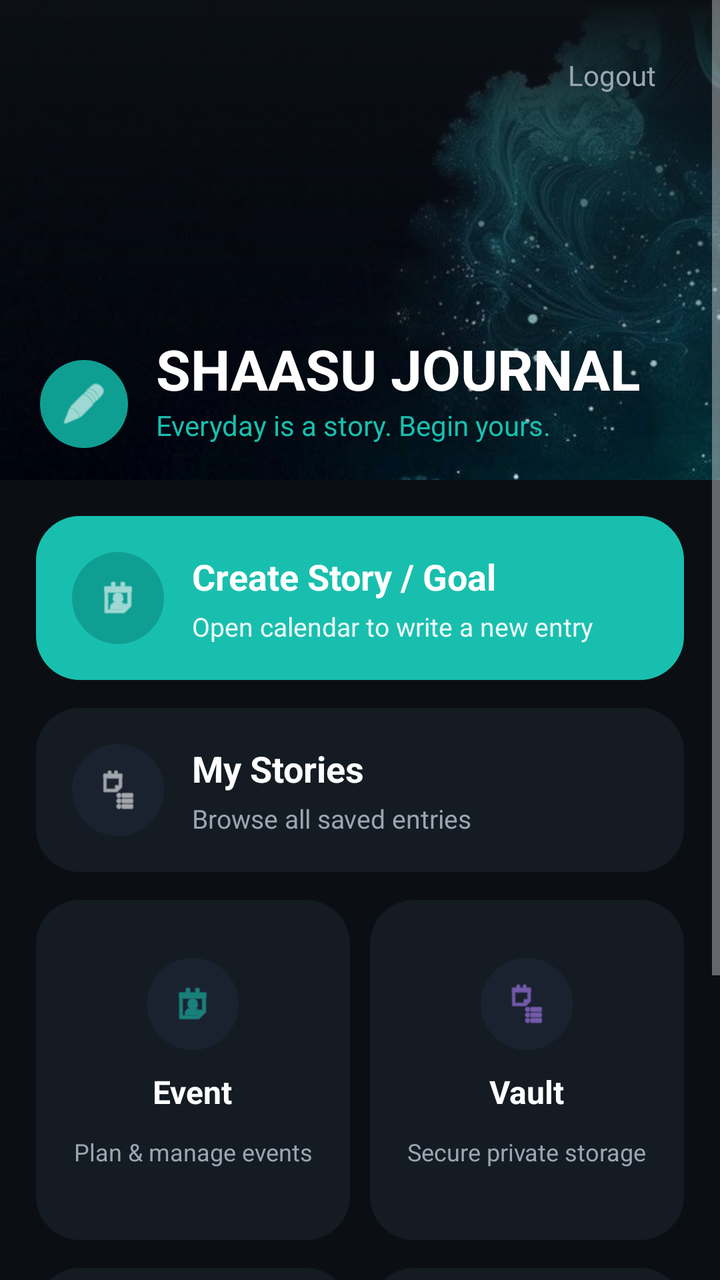
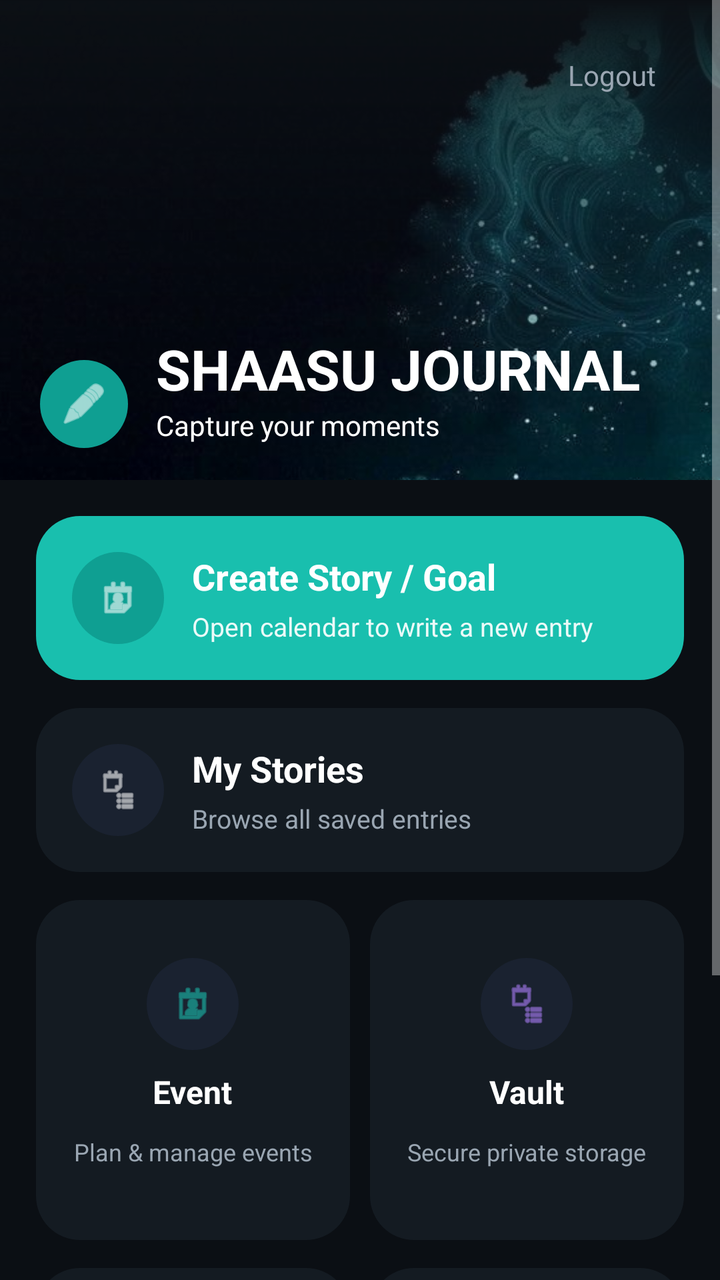

Screens rendered from an Android XML layout before and after an edit, with the pre-edit source and the edit as a unified diff.
<!-- AndroidManifest.xml: application theme Theme.AppCompat.NoActionBar -->
<!-- res/layout/activity_main.xml -->
<?xml version="1.0" encoding="utf-8"?>
<androidx.constraintlayout.widget.ConstraintLayout xmlns:android="http://schemas.android.com/apk/res/android"
    xmlns:app="http://schemas.android.com/apk/res-auto"
    android:layout_width="match_parent"
    android:layout_height="match_parent"
    android:background="@color/menu_bg">

    <ScrollView
        android:id="@+id/menuScroll"
        android:layout_width="match_parent"
        android:layout_height="match_parent"
        android:fillViewport="true">

        <LinearLayout
            android:layout_width="match_parent"
            android:layout_height="wrap_content"
            android:orientation="vertical">

            
            <FrameLayout
                android:layout_width="match_parent"
                android:layout_height="240dp">

                <ImageView
                    android:id="@+id/menuHeaderImage"
                    android:layout_width="match_parent"
                    android:layout_height="match_parent"
                    android:scaleType="centerCrop"
                    android:src="@drawable/menu_header"
                    android:contentDescription="Menu header" />

                <View
                    android:layout_width="match_parent"
                    android:layout_height="match_parent"
                    android:background="@drawable/bg_menu_header_scrim" />

                <androidx.constraintlayout.widget.ConstraintLayout
                    android:layout_width="match_parent"
                    android:layout_height="match_parent"
                    android:paddingLeft="20dp"
                    android:paddingRight="20dp"
                    android:paddingTop="22dp"
                    android:paddingBottom="16dp">

                    <TextView
                        android:id="@+id/logoutButton"
                        android:layout_width="wrap_content"
                        android:layout_height="wrap_content"
                        android:paddingLeft="12dp"
                        android:paddingRight="12dp"
                        android:paddingTop="6dp"
                        android:paddingBottom="6dp"
                        android:text="Logout"
                        android:textColor="@color/menu_text_secondary"
                        android:textSize="14sp"
                        app:layout_constraintEnd_toEndOf="parent"
                        app:layout_constraintTop_toTopOf="parent" />

                    <ImageView
                        android:id="@+id/appIcon"
                        android:layout_width="44dp"
                        android:layout_height="44dp"
                        android:background="@drawable/bg_menu_circle_teal"
                        android:padding="10dp"
                        android:src="@android:drawable/ic_menu_edit"
                        android:tint="@color/menu_text_primary"
                        app:layout_constraintBottom_toBottomOf="parent"
                        app:layout_constraintStart_toStartOf="parent" />

                    <TextView
                        android:id="@+id/menuTitle"
                        android:layout_width="0dp"
                        android:layout_height="wrap_content"
                        android:layout_marginStart="14dp"
                        android:text="SHAASU JOURNAL"
                        android:textColor="@color/menu_text_primary"
                        android:textSize="28sp"
                        android:textStyle="bold"
                        app:layout_constraintBottom_toTopOf="@+id/menuSubtitle"
                        app:layout_constraintEnd_toEndOf="parent"
                        app:layout_constraintStart_toEndOf="@+id/appIcon" />

                    <TextView
                        android:id="@+id/menuSubtitle"
                        android:layout_width="0dp"
                        android:layout_height="wrap_content"
                        android:layout_marginStart="14dp"
                        android:layout_marginBottom="2dp"
                        android:text="Everyday is a story. Begin yours."
                        android:textColor="@color/menu_teal"
                        android:textSize="14sp"
                        app:layout_constraintBottom_toBottomOf="@+id/appIcon"
                        app:layout_constraintEnd_toEndOf="parent"
                        app:layout_constraintStart_toEndOf="@+id/appIcon" />

                </androidx.constraintlayout.widget.ConstraintLayout>
            </FrameLayout>

            <LinearLayout
                android:layout_width="match_parent"
                android:layout_height="wrap_content"
                android:orientation="vertical"
                android:padding="18dp">

                
                <LinearLayout
                    android:id="@+id/creategoal"
                    android:layout_width="match_parent"
                    android:layout_height="wrap_content"
                    android:background="@drawable/bg_menu_card_teal"
                    android:clickable="true"
                    android:focusable="true"
                    android:orientation="horizontal"
                    android:padding="18dp">

                    <ImageView
                        android:layout_width="46dp"
                        android:layout_height="46dp"
                        android:background="@drawable/bg_menu_circle_teal"
                        android:padding="12dp"
                        android:src="@android:drawable/ic_menu_my_calendar"
                        android:tint="@color/menu_text_primary" />

                    <LinearLayout
                        android:layout_width="0dp"
                        android:layout_height="wrap_content"
                        android:layout_marginStart="14dp"
                        android:layout_weight="1"
                        android:orientation="vertical">

                        <TextView
                            android:layout_width="match_parent"
                            android:layout_height="wrap_content"
                            android:text="Create Story / Goal"
                            android:textColor="@color/menu_text_primary"
                            android:textSize="18sp"
                            android:textStyle="bold" />

                        <TextView
                            android:layout_width="match_parent"
                            android:layout_height="wrap_content"
                            android:layout_marginTop="4dp"
                            android:text="Open calendar to write a new entry"
                            android:textColor="#E9FFFFFF"
                            android:textSize="13sp" />
                    </LinearLayout>
                </LinearLayout>

                
                <LinearLayout
                    android:id="@+id/existingstory"
                    android:layout_width="match_parent"
                    android:layout_height="wrap_content"
                    android:layout_marginTop="14dp"
                    android:background="@drawable/bg_menu_card_dark"
                    android:clickable="true"
                    android:focusable="true"
                    android:orientation="horizontal"
                    android:padding="18dp">

                    <ImageView
                        android:layout_width="46dp"
                        android:layout_height="46dp"
                        android:background="@drawable/bg_menu_circle_dark"
                        android:padding="12dp"
                        android:src="@android:drawable/ic_menu_agenda"
                        android:tint="@color/menu_text_primary" />

                    <LinearLayout
                        android:layout_width="0dp"
                        android:layout_height="wrap_content"
                        android:layout_marginStart="14dp"
                        android:layout_weight="1"
                        android:orientation="vertical">

                        <TextView
                            android:layout_width="match_parent"
                            android:layout_height="wrap_content"
                            android:text="My Stories"
                            android:textColor="@color/menu_text_primary"
                            android:textSize="18sp"
                            android:textStyle="bold" />

                        <TextView
                            android:layout_width="match_parent"
                            android:layout_height="wrap_content"
                            android:layout_marginTop="4dp"
                            android:text="Browse all saved entries"
                            android:textColor="@color/menu_text_secondary"
                            android:textSize="13sp" />
                    </LinearLayout>
                </LinearLayout>

                
                <LinearLayout
                    android:layout_width="match_parent"
                    android:layout_height="wrap_content"
                    android:layout_marginTop="14dp"
                    android:orientation="horizontal">

                    <LinearLayout
                        android:id="@+id/eventButton"
                        android:layout_width="0dp"
                        android:layout_height="wrap_content"
                        android:layout_marginEnd="10dp"
                        android:layout_weight="1"
                        android:minHeight="170dp"
                        android:background="@drawable/bg_menu_card_dark"
                        android:clickable="true"
                        android:focusable="true"
                        android:gravity="center"
                        android:orientation="vertical"
                        android:padding="18dp">

                        <ImageView
                            android:layout_width="46dp"
                            android:layout_height="46dp"
                            android:background="@drawable/bg_menu_circle_dark"
                            android:padding="12dp"
                            android:src="@android:drawable/ic_menu_my_calendar"
                            android:tint="@color/menu_teal" />

                        <TextView
                            android:layout_width="wrap_content"
                            android:layout_height="wrap_content"
                            android:layout_marginTop="10dp"
                            android:text="Event"
                            android:textColor="@color/menu_text_primary"
                            android:textSize="16sp"
                            android:textStyle="bold" />

                        <TextView
                            android:layout_width="wrap_content"
                            android:layout_height="wrap_content"
                            android:layout_marginTop="4dp"
                            android:text="Plan &amp; manage events"
                            android:textColor="@color/menu_text_secondary"
                            android:textSize="12sp"
                            android:minLines="2"
                            android:maxLines="2"
                            android:ellipsize="end"
                            android:gravity="center" />
                    </LinearLayout>

                    <LinearLayout
                        android:id="@+id/vaultButton"
                        android:layout_width="0dp"
                        android:layout_height="wrap_content"
                        android:layout_weight="1"
                        android:minHeight="170dp"
                        android:background="@drawable/bg_menu_card_dark"
                        android:clickable="true"
                        android:focusable="true"
                        android:gravity="center"
                        android:orientation="vertical"
                        android:padding="18dp">

                        <ImageView
                            android:layout_width="46dp"
                            android:layout_height="46dp"
                            android:background="@drawable/bg_menu_circle_dark"
                            android:padding="12dp"
                            android:src="@android:drawable/ic_menu_agenda"
                            android:tint="#FFB080FF" />

                        <TextView
                            android:layout_width="wrap_content"
                            android:layout_height="wrap_content"
                            android:layout_marginTop="10dp"
                            android:text="Vault"
                            android:textColor="@color/menu_text_primary"
                            android:textSize="16sp"
                            android:textStyle="bold" />

                        <TextView
                            android:layout_width="wrap_content"
                            android:layout_height="wrap_content"
                            android:layout_marginTop="4dp"
                            android:text="Secure private storage"
                            android:textColor="@color/menu_text_secondary"
                            android:textSize="12sp"
                            android:minLines="2"
                            android:maxLines="2"
                            android:ellipsize="end"
                            android:gravity="center" />
                    </LinearLayout>
                </LinearLayout>

                
                <LinearLayout
                    android:layout_width="match_parent"
                    android:layout_height="wrap_content"
                    android:layout_marginTop="14dp"
                    android:orientation="horizontal">

                    <LinearLayout
                        android:id="@+id/exportButton"
                        android:layout_width="0dp"
                        android:layout_height="wrap_content"
                        android:layout_marginEnd="10dp"
                        android:layout_weight="1"
                        android:minHeight="170dp"
                        android:background="@drawable/bg_menu_card_dark"
                        android:clickable="true"
                        android:focusable="true"
                        android:gravity="center"
                        android:orientation="vertical"
                        android:padding="18dp">

                        <ImageView
                            android:layout_width="46dp"
                            android:layout_height="46dp"
                            android:background="@drawable/bg_menu_circle_dark"
                            android:padding="12dp"
                            android:src="@android:drawable/stat_sys_download"
                            android:tint="@color/menu_teal" />

                        <TextView
                            android:layout_width="wrap_content"
                            android:layout_height="wrap_content"
                            android:layout_marginTop="10dp"
                            android:text="Export"
                            android:textColor="@color/menu_text_primary"
                            android:textSize="16sp"
                            android:textStyle="bold" />

                        <TextView
                            android:layout_width="wrap_content"
                            android:layout_height="wrap_content"
                            android:layout_marginTop="4dp"
                            android:text="Backup all entries to JSON"
                            android:textColor="@color/menu_text_secondary"
                            android:textSize="12sp"
                            android:minLines="2"
                            android:maxLines="2"
                            android:ellipsize="end"
                            android:gravity="center" />
                    </LinearLayout>

                    <LinearLayout
                        android:id="@+id/importButton"
                        android:layout_width="0dp"
                        android:layout_height="wrap_content"
                        android:layout_weight="1"
                        android:minHeight="170dp"
                        android:background="@drawable/bg_menu_card_dark"
                        android:clickable="true"
                        android:focusable="true"
                        android:gravity="center"
                        android:orientation="vertical"
                        android:padding="18dp">

                        <ImageView
                            android:layout_width="46dp"
                            android:layout_height="46dp"
                            android:background="@drawable/bg_menu_circle_dark"
                            android:padding="12dp"
                            android:src="@android:drawable/stat_sys_upload"
                            android:tint="#FFB080FF" />

                        <TextView
                            android:layout_width="wrap_content"
                            android:layout_height="wrap_content"
                            android:layout_marginTop="10dp"
                            android:text="Import"
                            android:textColor="@color/menu_text_primary"
                            android:textSize="16sp"
                            android:textStyle="bold" />

                        <TextView
                            android:layout_width="wrap_content"
                            android:layout_height="wrap_content"
                            android:layout_marginTop="4dp"
                            android:text="Restore from JSON backup"
                            android:textColor="@color/menu_text_secondary"
                            android:textSize="12sp"
                            android:minLines="2"
                            android:maxLines="2"
                            android:ellipsize="end"
                            android:gravity="center" />
                    </LinearLayout>
                </LinearLayout>

                <View
                    android:layout_width="match_parent"
                    android:layout_height="18dp" />

            </LinearLayout>

        </LinearLayout>
    </ScrollView>

</androidx.constraintlayout.widget.ConstraintLayout>
<!-- resources referenced by this layout -->
<resources>
  <color name="menu_bg">#FF0B0F14</color>
  <color name="menu_teal">#FF19BFAE</color>
  <color name="menu_text_primary">#FFFFFFFF</color>
  <color name="menu_text_secondary">#FF9AA6B2</color>
  <!-- drawable bg_menu_card_dark (drawable) -->
  <?xml version="1.0" encoding="utf-8"?>
  <shape xmlns:android="http://schemas.android.com/apk/res/android">
      <solid android:color="@color/menu_surface" />
      <corners android:radius="22dp" />
  </shape>
  <!-- drawable bg_menu_card_teal (drawable) -->
  <?xml version="1.0" encoding="utf-8"?>
  <shape xmlns:android="http://schemas.android.com/apk/res/android">
      <solid android:color="@color/menu_teal" />
      <corners android:radius="22dp" />
  </shape>
  <!-- drawable bg_menu_circle_dark (drawable) -->
  <?xml version="1.0" encoding="utf-8"?>
  <shape xmlns:android="http://schemas.android.com/apk/res/android" android:shape="oval">
      <solid android:color="#FF1A2230" />
  </shape>
  <!-- drawable bg_menu_circle_teal (drawable) -->
  <?xml version="1.0" encoding="utf-8"?>
  <shape xmlns:android="http://schemas.android.com/apk/res/android" android:shape="oval">
      <solid android:color="@color/menu_teal_icon_bg" />
  </shape>
  <!-- drawable bg_menu_header_scrim (drawable) -->
  <?xml version="1.0" encoding="utf-8"?>
  <shape xmlns:android="http://schemas.android.com/apk/res/android">
      <gradient
          android:angle="90"
          android:startColor="#00000000"
          android:centerColor="#7A0B0F14"
          android:endColor="#FF0B0F14" />
  </shape>
  <!-- drawable menu_header: jpg bitmap (drawable, 89392 bytes) -->
  <color name="menu_surface">#FF141B22</color>
  <color name="menu_teal_icon_bg">#FF0F9F92</color>
</resources>

<!-- the commit's change to res/layout/activity_main.xml (unified diff, before → after) -->
@@ -86,8 +86,8 @@
                         android:layout_height="wrap_content"
                         android:layout_marginStart="14dp"
                         android:layout_marginBottom="2dp"
-                        android:text="Everyday is a story. Begin yours."
-                        android:textColor="@color/menu_teal"
+                        android:text="Capture your moments"
+                        android:textColor="@color/menu_text_primary"
                         android:textSize="14sp"
                         app:layout_constraintBottom_toBottomOf="@+id/appIcon"
                         app:layout_constraintEnd_toEndOf="parent"
